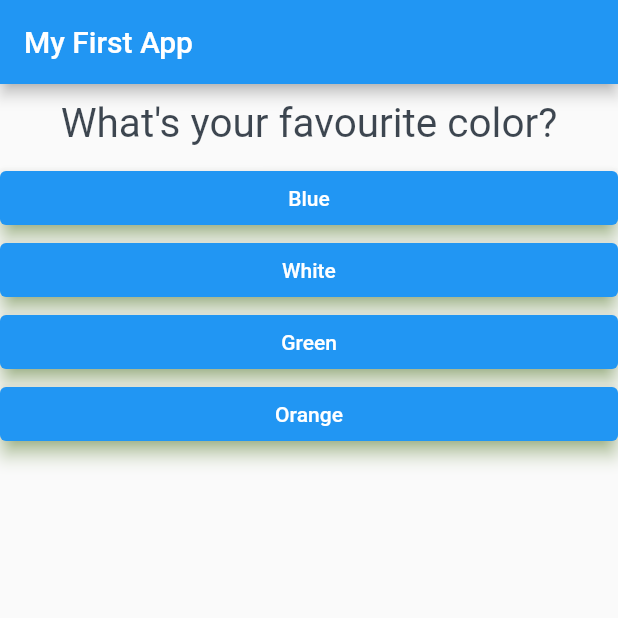
After one commit to akjha96/Flutter_personalisation_quiz, a Flutter app: the screen it shows after launch, on a phone screen of 412 x 824 dp, the top half of it. The commit adds this screen. Run offline on Flutter 3.47's test engine with Material 2 defaults, Android fonts, the phone set to English and light mode, and no system bars.

Commit message:
seperated Quiz & Result from main file

```diff
--- a/lib/main.dart
+++ b/lib/main.dart
@@ -1,12 +1,10 @@
 import 'package:flutter/material.dart';
 
 //custom widget
-import 'question.dart';
-import 'answer.dart';
+import 'quiz.dart';
+import 'result.dart';
 
-void main() {
-  runApp(const MyApp());
-}
+void main() => runApp(const MyApp());
 
 class MyApp extends StatefulWidget {
   const MyApp({Key? key}) : super(key: key);
@@ -20,7 +18,7 @@ class MyApp extends StatefulWidget {
 class _MyAppState extends State<MyApp> {
   int _questionIndex = 0;
 
-  static const questions = [
+  static const _questions = [
     {
       'questionText': 'What\'s your favourite color?',
       'answers': ['Blue', 'White', 'Green', 'Orange'],
@@ -48,29 +46,12 @@ class _MyAppState extends State<MyApp> {
         appBar: AppBar(
           title: const Text('My First App'),
         ),
-        body: _questionIndex < questions.length
-            ? Column(
-                children: <Widget>[
-                  Question(
-                    questionText:
-                        questions[_questionIndex]['questionText'] as String,
-                  ),
-                  ...(questions[_questionIndex]['answers'] as List<String>)
-                      .map((answer) {
-                    return Answer(_answerQuestion, answer);
-                  }).toList(),
-                ],
-              )
-            : const Center(
-                child: Text(
-                  'You completed the trial of Life!',
-                  style: TextStyle(
-                    color: Color.fromARGB(204, 14, 25, 37),
-                    fontSize: 27,
-                    fontWeight: FontWeight.normal,
-                  ),
-                ),
-              ),
+        body: _questionIndex < _questions.length
+            ? Quiz(
+                questions: _questions,
+                answerQuestion: _answerQuestion,
+                questionIndex: _questionIndex)
+            : const Result(),
       ),
     );
   }
--- /dev/null
+++ b/lib/quiz.dart
@@ -0,0 +1,28 @@
+import 'package:flutter/material.dart';
+import 'answer.dart';
+import 'question.dart';
+
+class Quiz extends StatelessWidget {
+  const Quiz(
+      {required this.questions,
+      required this.answerQuestion,
+      required this.questionIndex});
+
+  final List<Map<String, Object>> questions;
+  final VoidCallback answerQuestion;
+  final int questionIndex;
+
+  @override
+  Widget build(BuildContext context) {
+    return Column(
+      children: <Widget>[
+        Question(
+          questionText: questions[questionIndex]['questionText'] as String,
+        ),
+        ...(questions[questionIndex]['answers'] as List<String>).map((answer) {
+          return Answer(answerQuestion, answer);
+        }).toList(),
+      ],
+    );
+  }
+}
```
Also changed, not shown: lib/result.dart (added, +19 -0 lines).
